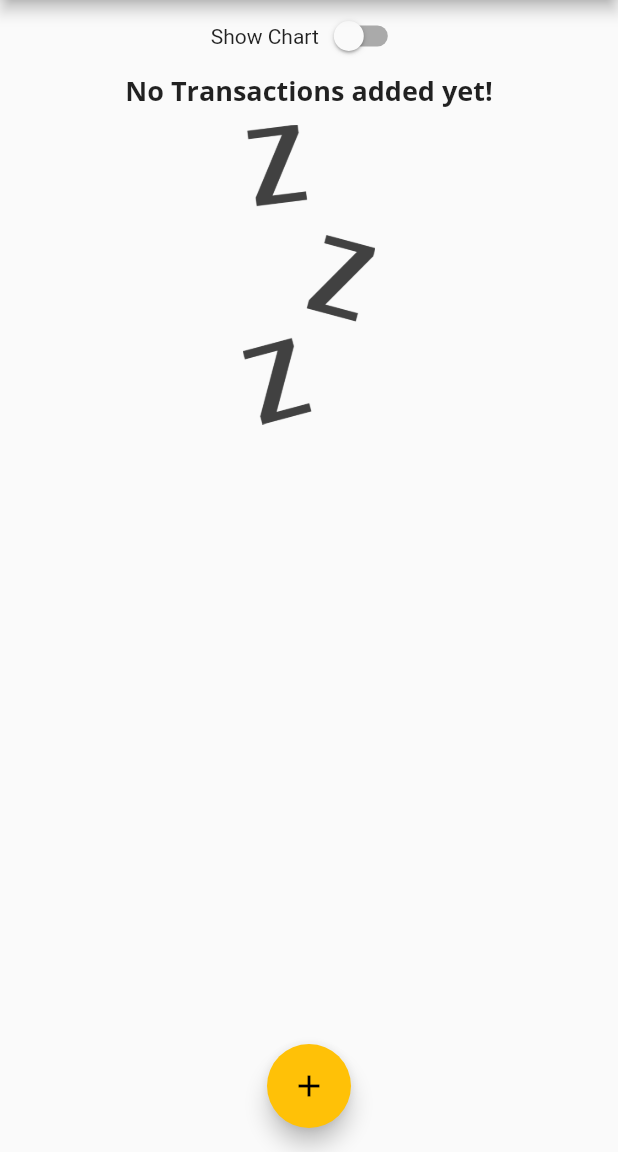
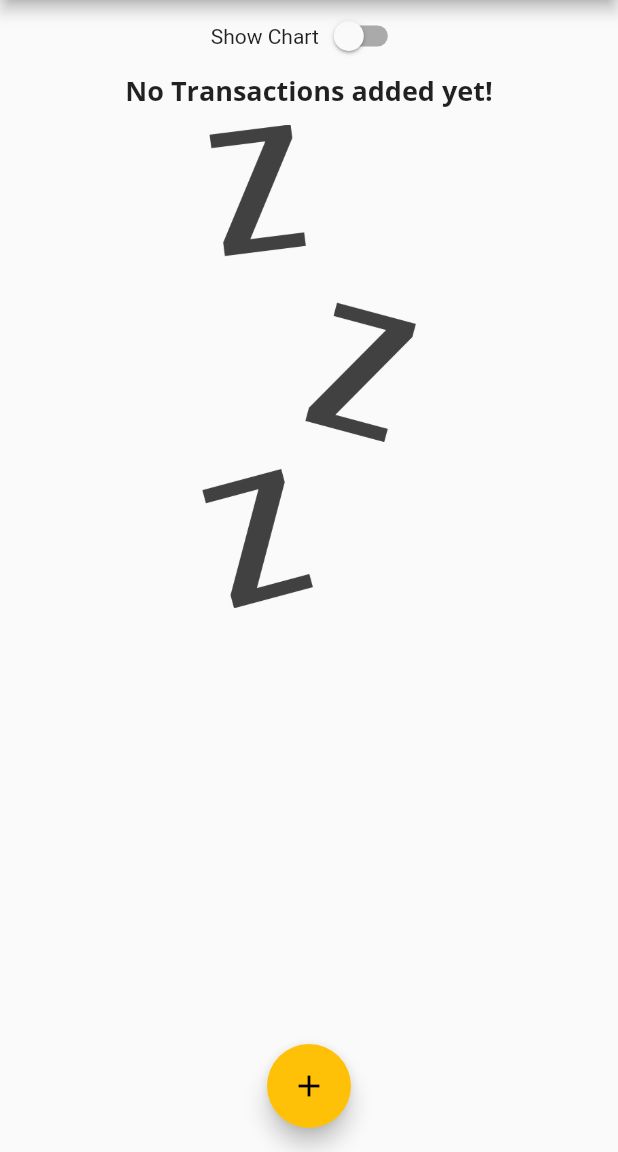
Before and after one commit to udaykumaruking/personal_tracker, a Flutter app: the screen it shows after launch, on a phone screen of 412 x 824 dp, the part 84-1236 px from its top. Run offline on Flutter 3.47's test engine with Material 2 defaults, Android fonts, the phone set to English and light mode, and no system bars.

Commit message:
done with landscape

```diff
--- a/lib/main.dart
+++ b/lib/main.dart
@@ -167,7 +167,7 @@ class _MyHomePageState extends State<MyHomePage> {
                     height: (MediaQuery.of(context).size.height -
                             appBar.preferredSize.height -
                             MediaQuery.of(context).padding.top) *
-                        0.3,
+                        0.7,
                     child: Chart(_recentTransactions),
                   )
                 : Container(
--- a/lib/widgets/transaction_list.dart
+++ b/lib/widgets/transaction_list.dart
@@ -12,7 +12,9 @@ class TransactionList extends StatelessWidget {
   @override
   Widget build(BuildContext context) {
     return transactions.isEmpty
-        ? Column(
+        ? LayoutBuilder(
+            builder: (context, constraints) {
+              return Column(
                 children: <Widget>[
                   Text(
                     "No Transactions added yet!",
@@ -23,13 +25,15 @@ class TransactionList extends StatelessWidget {
                     height: 10,
                   ),
                   Container(
-                height: 200,
+                    height: constraints.maxHeight * 0.6,
                     child: Image.asset(
                       'assets/images/waiting.png',
                       fit: BoxFit.cover,
                     ),
                   ),
                 ],
+              );
+            },
           )
         : ListView.builder(
             itemBuilder: (ctx, index) {
```
Lines whose indentation alone changed are shown as unchanged.
